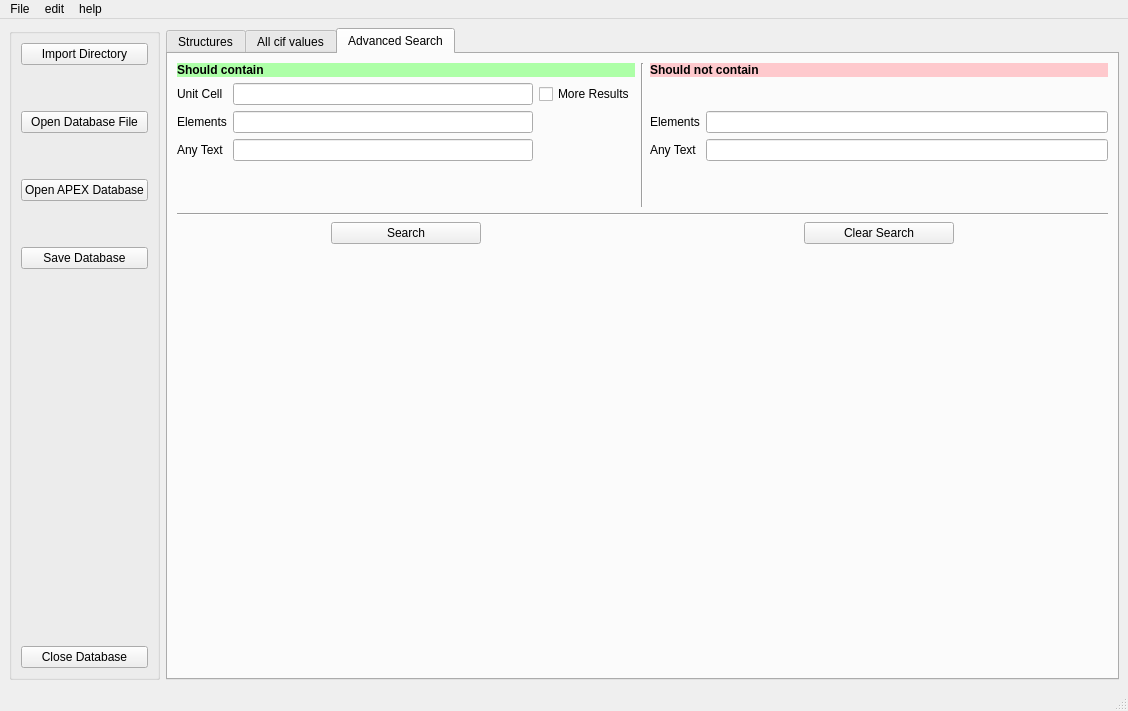
dkratzert/StructureFinder, file gui/strf_main.ui: the form before one commit.
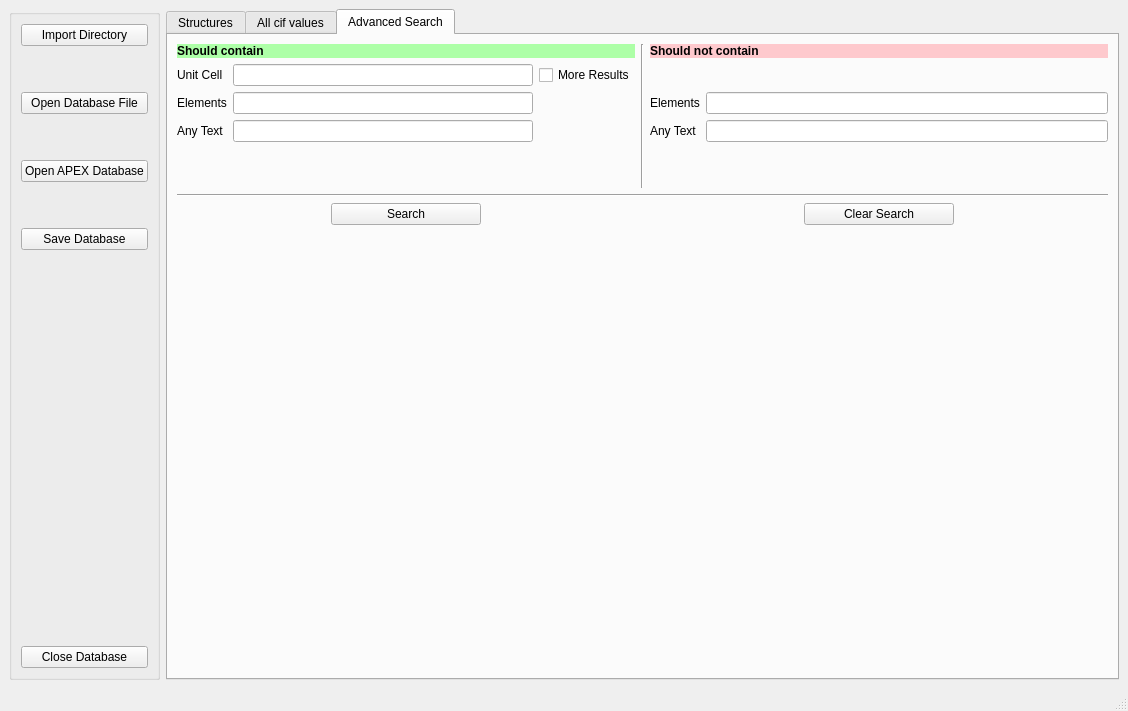
The form after the commit.

Commit message: simpler ui without menu bar

```diff
--- a/gui/strf_main.ui
+++ b/gui/strf_main.ui
@@ -1269,44 +1269,6 @@
     </item>
    </layout>
   </widget>
-  <widget class="QMenuBar" name="menubar">
-   <property name="geometry">
-    <rect>
-     <x>0</x>
-     <y>0</y>
-     <width>1128</width>
-     <height>22</height>
-    </rect>
-   </property>
-   <widget class="QMenu" name="fileMenu">
-    <property name="title">
-     <string>File</string>
-    </property>
-    <addaction name="actionImport_directory"/>
-    <addaction name="actionImport_file"/>
-    <addaction name="actionSave_Database"/>
-    <addaction name="actionClose_Database"/>
-    <addaction name="separator"/>
-    <addaction name="actionExit"/>
-   </widget>
-   <widget class="QMenu" name="menuEdit">
-    <property name="title">
-     <string>edit</string>
-    </property>
-    <addaction name="separator"/>
-    <addaction name="actionOptions"/>
-   </widget>
-   <widget class="QMenu" name="menuHelp">
-    <property name="title">
-     <string>help</string>
-    </property>
-    <addaction name="actionUser_manual"/>
-    <addaction name="actionAbout_StructureDB"/>
-   </widget>
-   <addaction name="fileMenu"/>
-   <addaction name="menuEdit"/>
-   <addaction name="menuHelp"/>
-  </widget>
   <widget class="QStatusBar" name="statusbar"/>
   <action name="actionExit">
    <property name="text">
```
The commit also changes 2 other files.
